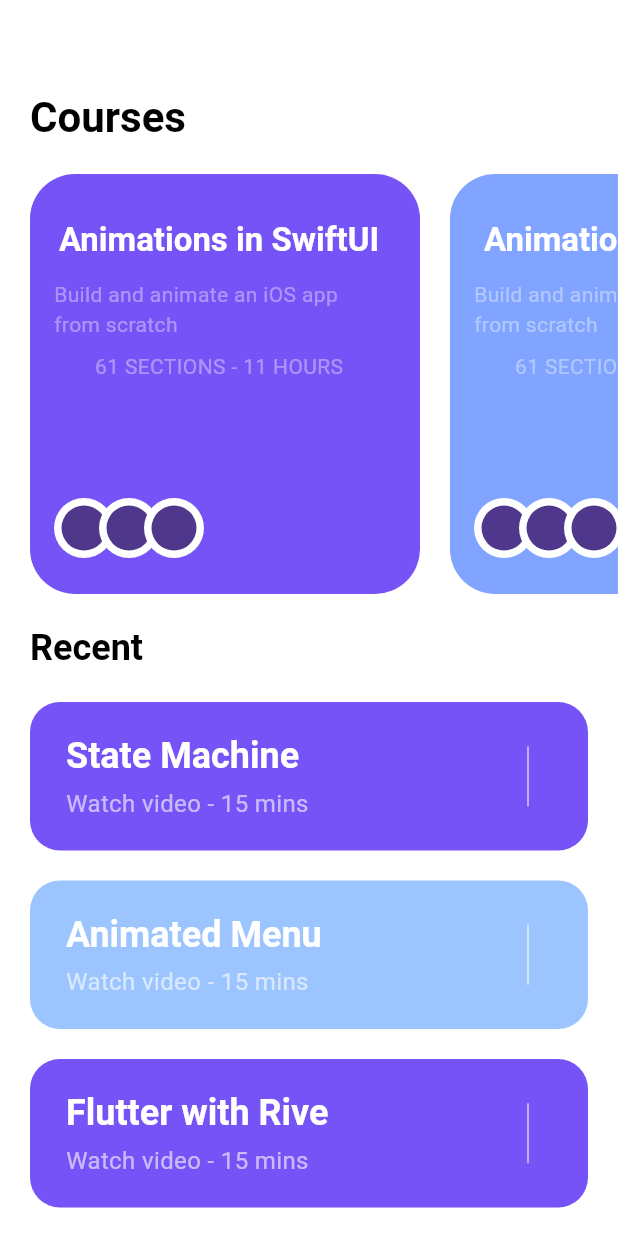
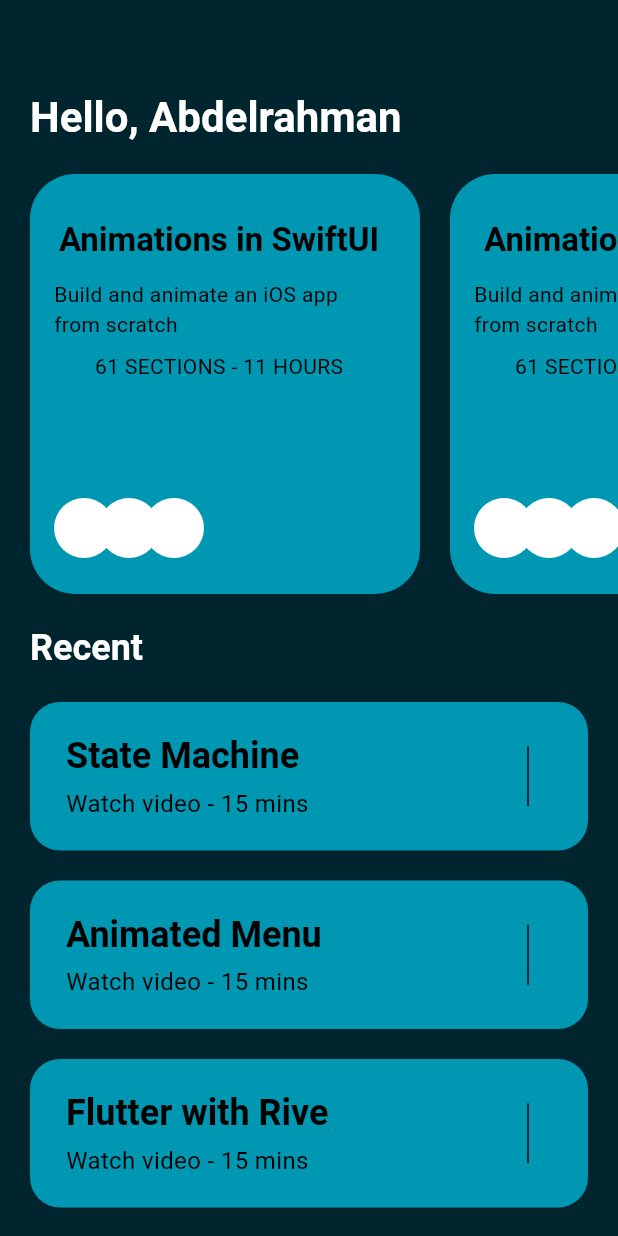
Before and after one commit to MahmooudEssam/InTake, a Flutter app: the HomePage screen opened directly, on a phone screen of 412 x 824 dp. Run offline on Flutter 3.47's test engine with Material 3 defaults, Android fonts, the phone set to English and light mode, and no system bars; our stand-ins replace flutter_dotenv, flutter_svg, google_generative_ai, lottie, rive.

Commit message:
Modified Colors to follow the Application's Color Template.

```diff
--- a/lib/core/theme/appPalette.dart
+++ b/lib/core/theme/appPalette.dart
@@ -1,11 +1,15 @@
 import 'package:flutter/material.dart';
 
 class AppPallete {
-  static const Color backgroundColor = Color.fromRGBO(24, 24, 32, 1);
+  static const Color backgroundColor = Color(0xFF01252E);
   static const Color gradient1 = Color.fromRGBO(187, 63, 221, 1);
   static const Color gradient2 =  Color.fromRGBO(251, 109, 169, 1);
   static const Color gradient3 = Color(0xFF0097B2);
   static const Color borderColor = Color.fromRGBO(52, 51, 67, 1);
+  static const Color widgetColor = Color(0xFF0097B2);
+  static const Color textColor_dark = Colors.black;
+  static const Color textColor_light = Colors.white;
+  static const Color selectedColor = Color(0xFF0097B2);
   static const Color whiteColor = Colors.white;
   static const Color greyColor = Colors.grey;
   static const Color errorColor = Colors.redAccent;
--- a/lib/features/auth/presentation/pages/signup_page.dart
+++ b/lib/features/auth/presentation/pages/signup_page.dart
@@ -61,7 +61,7 @@ class signup_page_State extends State<SignUpPage> {
                   TextSpan(
                     text: "Sign In",
                     style: Theme.of(context).textTheme.titleMedium?.copyWith(
-                      color: AppPallete.gradient2,
+                      color: AppPallete.selectedColor,
                       fontWeight: FontWeight.bold
                     ),
                   )
--- a/lib/features/auth/presentation/widgets/auth_gradient_button.dart
+++ b/lib/features/auth/presentation/widgets/auth_gradient_button.dart
@@ -13,8 +13,8 @@ class AuthGradientButton extends StatelessWidget {
     decoration: BoxDecoration(
       gradient: const LinearGradient(
           colors: [
-            AppPallete.gradient1,
-            AppPallete.gradient2,
+            AppPallete.widgetColor,
+            AppPallete.widgetColor,
           ],
         begin: Alignment.topLeft,
         end: Alignment.topRight
--- a/lib/features/entry_point/components/animated_bar.dart
+++ b/lib/features/entry_point/components/animated_bar.dart
@@ -1,4 +1,6 @@
 import 'package:flutter/material.dart';
+
+import '../../../core/theme/appPalette.dart';
 
 class AnimatedBar extends StatelessWidget {
   const AnimatedBar({
@@ -16,7 +18,7 @@ class AnimatedBar extends StatelessWidget {
       height: 4,
       width: isActive ? 20 : 0,
       decoration: const BoxDecoration(
-          color: Color(0xFF81B4FF),
+          color: AppPallete.selectedColor,
           borderRadius: BorderRadius.all(
             Radius.circular(12),
           )),
--- a/lib/features/entry_point/components/menu_btn.dart
+++ b/lib/features/entry_point/components/menu_btn.dart
@@ -1,5 +1,7 @@
 import 'package:flutter/material.dart';
 import 'package:rive/rive.dart';
+
+import '../../../core/theme/appPalette.dart';
 
 class MenuBtn extends StatelessWidget {
   const MenuBtn({super.key, required this.press, required this.riveOnInit});
@@ -17,7 +19,7 @@ class MenuBtn extends StatelessWidget {
           height: 40,
           width: 40,
           decoration: const BoxDecoration(
-            color: Colors.white,
+            color: AppPallete.whiteColor,
             shape: BoxShape.circle,
             boxShadow: [
               BoxShadow(
--- a/lib/features/entry_point/components/side_menu.dart
+++ b/lib/features/entry_point/components/side_menu.dart
@@ -1,6 +1,7 @@
 import 'package:flutter/material.dart';
 import 'package:rive/rive.dart';
 
+import '../../../core/theme/appPalette.dart';
 import '../../../model/menu.dart';
 
 class SideMenu extends StatelessWidget {
@@ -34,7 +35,7 @@ class SideMenu extends StatelessWidget {
               left: 0,
               child: Container(
                 decoration: const BoxDecoration(
-                  color: Color(0xFF6792FF),
+                  color: AppPallete.selectedColor,
                   borderRadius: BorderRadius.all(Radius.circular(10)),
                 ),
               ),
@@ -52,7 +53,7 @@ class SideMenu extends StatelessWidget {
               ),
               title: Text(
                 menu.title,
-                style: const TextStyle(color: Colors.white),
+                style: const TextStyle(color: AppPallete.textColor_light),
               ),
             ),
           ],
--- a/lib/features/entry_point/entry_point.dart
+++ b/lib/features/entry_point/entry_point.dart
@@ -1,6 +1,7 @@
 import 'dart:math';
 
 import 'package:flutter/material.dart';
+import 'package:intake/core/theme/appPalette.dart';
 import 'package:rive/rive.dart';
 import '../../../../features/entry_point/rive_constants.dart';
 import '../../../../features/home/presentation/pages/home_screen.dart';
@@ -67,7 +68,7 @@ class _EntryPointState extends State<EntryPoint>
     return Scaffold(
       extendBody: true,
       resizeToAvoidBottomInset: false,
-      backgroundColor: backgroundColor2,
+      backgroundColor: AppPallete.backgroundColor,
       body: Stack(
         children: [
           AnimatedPositioned(
--- a/lib/features/home/presentation/pages/home_screen.dart
+++ b/lib/features/home/presentation/pages/home_screen.dart
@@ -1,4 +1,5 @@
 import 'package:flutter/material.dart';
+import 'package:intake/core/theme/appPalette.dart';
 
 import '../../../../model/course.dart';
 import '../../../../features/home/presentation/widgets/course_card.dart';
@@ -10,7 +11,7 @@ class HomePage extends StatelessWidget {
   @override
   Widget build(BuildContext context) {
     return Scaffold(
-      backgroundColor: Colors.white,
+      backgroundColor: AppPallete.backgroundColor,
       body: SafeArea(
         bottom: false,
         child: SingleChildScrollView(
@@ -21,9 +22,9 @@ class HomePage extends StatelessWidget {
               Padding(
                 padding: const EdgeInsets.all(20),
                 child: Text(
-                  "Courses",
+                  "Hello, Abdelrahman",
                   style: Theme.of(context).textTheme.headlineMedium!.copyWith(
-                      color: Colors.black, fontWeight: FontWeight.bold),
+                      color: Colors.white, fontWeight: FontWeight.bold),
                 ),
               ),
               SingleChildScrollView(
@@ -35,7 +36,7 @@ class HomePage extends StatelessWidget {
                           padding: const EdgeInsets.only(left: 20),
                           child: CourseCard(
                             title: course.title,
-                            color: course.color,
+                            color: AppPallete.widgetColor,
                           ),
                         ),
                       )
@@ -47,7 +48,7 @@ class HomePage extends StatelessWidget {
                 child: Text(
                   "Recent",
                   style: Theme.of(context).textTheme.headlineSmall!.copyWith(
-                      color: Colors.black, fontWeight: FontWeight.bold),
+                      color: AppPallete.textColor_light, fontWeight: FontWeight.bold),
                 ),
               ),
               ...recentCourses.map((course) => Padding(
@@ -55,7 +56,7 @@ class HomePage extends StatelessWidget {
                         const EdgeInsets.only(left: 20, right: 20, bottom: 20),
                     child: SecondaryCourseCard(
                       title: course.title,
-                      colorl: course.color,
+                      colorl: AppPallete.widgetColor,
                     ),
                   )),
             ],
--- a/lib/features/home/presentation/widgets/course_card.dart
+++ b/lib/features/home/presentation/widgets/course_card.dart
@@ -1,5 +1,7 @@
 import 'package:flutter/material.dart';
 import 'package:flutter_svg/flutter_svg.dart';
+
+import '../../../../core/theme/appPalette.dart';
 
 class CourseCard extends StatelessWidget {
   const CourseCard({
@@ -18,7 +20,7 @@ class CourseCard extends StatelessWidget {
       height: 280,
       width: 260,
       decoration: BoxDecoration(
-        color: color,
+        color: AppPallete.widgetColor,
         borderRadius: const BorderRadius.all(Radius.circular(30)),
       ),
       child: Row(
@@ -32,21 +34,21 @@ class CourseCard extends StatelessWidget {
                   Text(
                     title,
                     style: Theme.of(context).textTheme.titleLarge!.copyWith(
-                        color: Colors.white, fontWeight: FontWeight.w600),
+                        color: AppPallete.textColor_dark, fontWeight: FontWeight.w600),
                   ),
                   const Padding(
                     padding: EdgeInsets.only(top: 12, bottom: 8),
                     child: Text(
                       "Build and animate an iOS app from scratch",
                       style: TextStyle(
-                        color: Colors.white38,
+                        color: AppPallete.textColor_dark,
                       ),
                     ),
                   ),
                   const Text(
                     "61 SECTIONS - 11 HOURS",
                     style: TextStyle(
-                      color: Colors.white38,
+                      color: AppPallete.textColor_dark,
                     ),
                   ),
                   const Spacer(),
@@ -58,9 +60,9 @@ class CourseCard extends StatelessWidget {
                         child: CircleAvatar(
                           radius: 20,
                           backgroundColor: Colors.white,
-                          child: CircleAvatar(
-                            radius: 15,
-                          ),
+                         // child: CircleAvatar(
+                         //   radius: 15,
+                          //),
                         ),
                       ),
                     ),
--- a/lib/features/home/presentation/widgets/secondary_course_card.dart
+++ b/lib/features/home/presentation/widgets/secondary_course_card.dart
@@ -1,11 +1,13 @@
 import 'package:flutter/material.dart';
 import 'package:flutter_svg/svg.dart';
+
+import '../../../../core/theme/appPalette.dart';
 
 class SecondaryCourseCard extends StatelessWidget {
   const SecondaryCourseCard({
     super.key,
     required this.title,
-    this.colorl = const Color(0xFF7553F6),
+    this.colorl = AppPallete.textColor_dark,
   });
 
   final String title;
@@ -16,7 +18,7 @@ class SecondaryCourseCard extends StatelessWidget {
     return Container(
       padding: const EdgeInsets.symmetric(horizontal: 24, vertical: 20),
       decoration: BoxDecoration(
-          color: colorl,
+          color: AppPallete.widgetColor,
           borderRadius: const BorderRadius.all(Radius.circular(20))),
       child: Row(
         children: [
@@ -27,7 +29,7 @@ class SecondaryCourseCard extends StatelessWidget {
                 Text(
                   title,
                   style: Theme.of(context).textTheme.headlineSmall!.copyWith(
-                        color: Colors.white,
+                        color: AppPallete.textColor_dark,
                         fontWeight: FontWeight.w600,
                       ),
                 ),
@@ -35,7 +37,7 @@ class SecondaryCourseCard extends StatelessWidget {
                 const Text(
                   "Watch video - 15 mins",
                   style: TextStyle(
-                    color: Colors.white60,
+                    color: AppPallete.textColor_dark,
                     fontSize: 16,
                   ),
                 )
@@ -46,7 +48,7 @@ class SecondaryCourseCard extends StatelessWidget {
             height: 40,
             child: VerticalDivider(
               // thickness: 5,
-              color: Colors.white70,
+              color: AppPallete.textColor_dark,
             ),
           ),
           const SizedBox(width: 8),
```
Also changed, not shown: lib/features/entry_point/components/side_bar.dart (+5 -4 lines).
